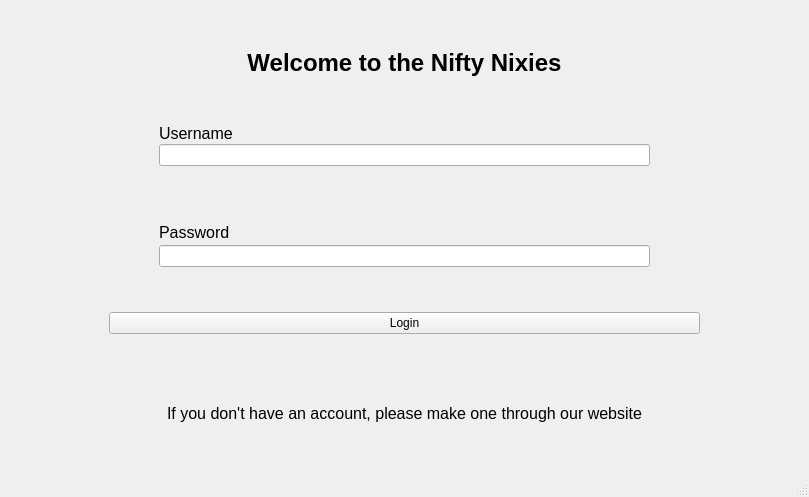
Above: client/ui/login.ui from anomaly-true/Python-CJ_9 before the change. Below: the same form after it.
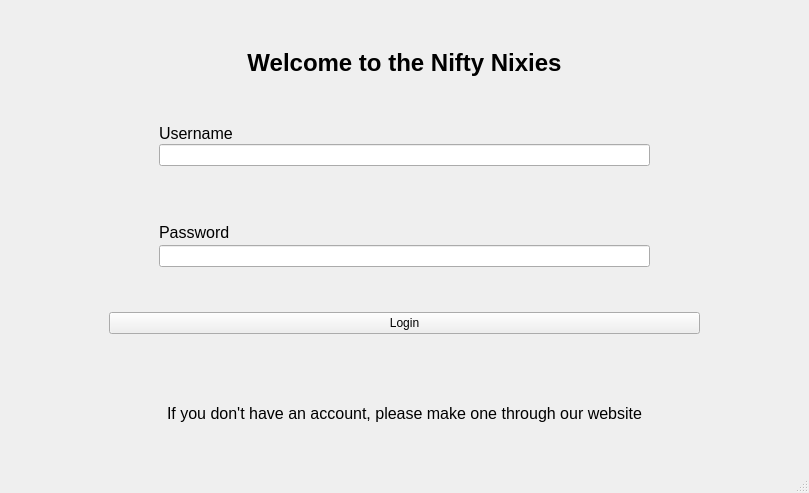
That is the form after the change.

Commit message: build: Add QVBoxLayout for broken toggle

The edit to the form file:
```diff
--- a/client/ui/login.ui
+++ b/client/ui/login.ui
@@ -7,7 +7,7 @@
     <x>0</x>
     <y>0</y>
     <width>809</width>
-    <height>497</height>
+    <height>493</height>
    </rect>
   </property>
   <property name="windowTitle">
```
Left out of the diff: 6 changed lines with no effect on the pictures. Lines whose indentation alone changed are shown as unchanged.
